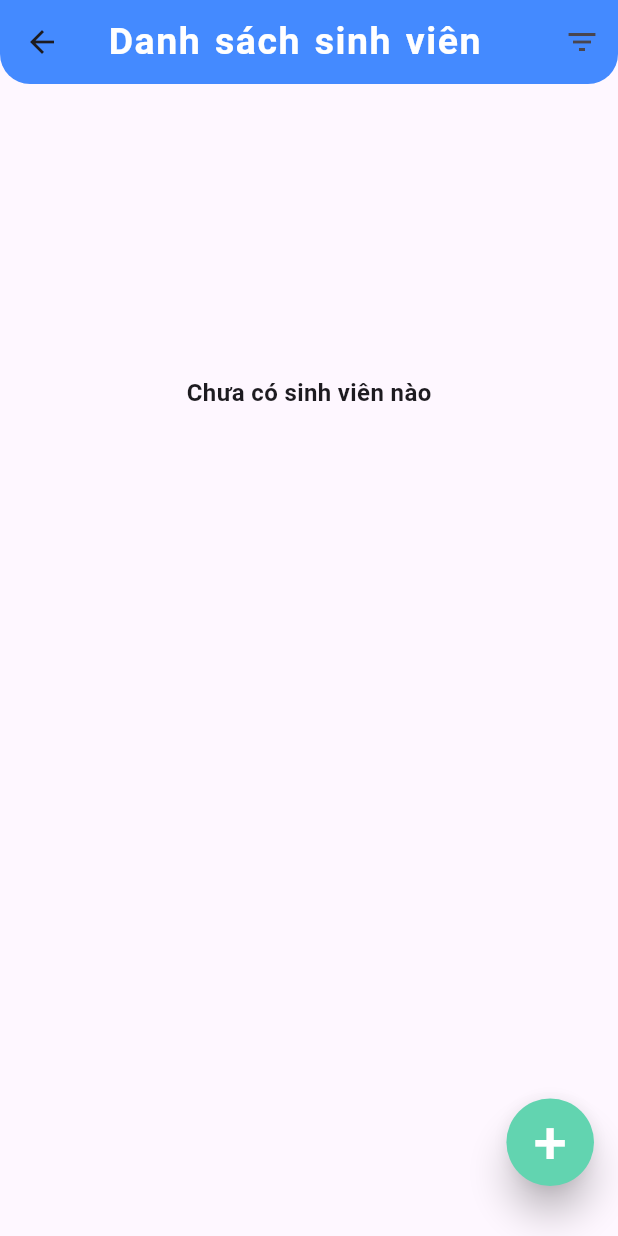
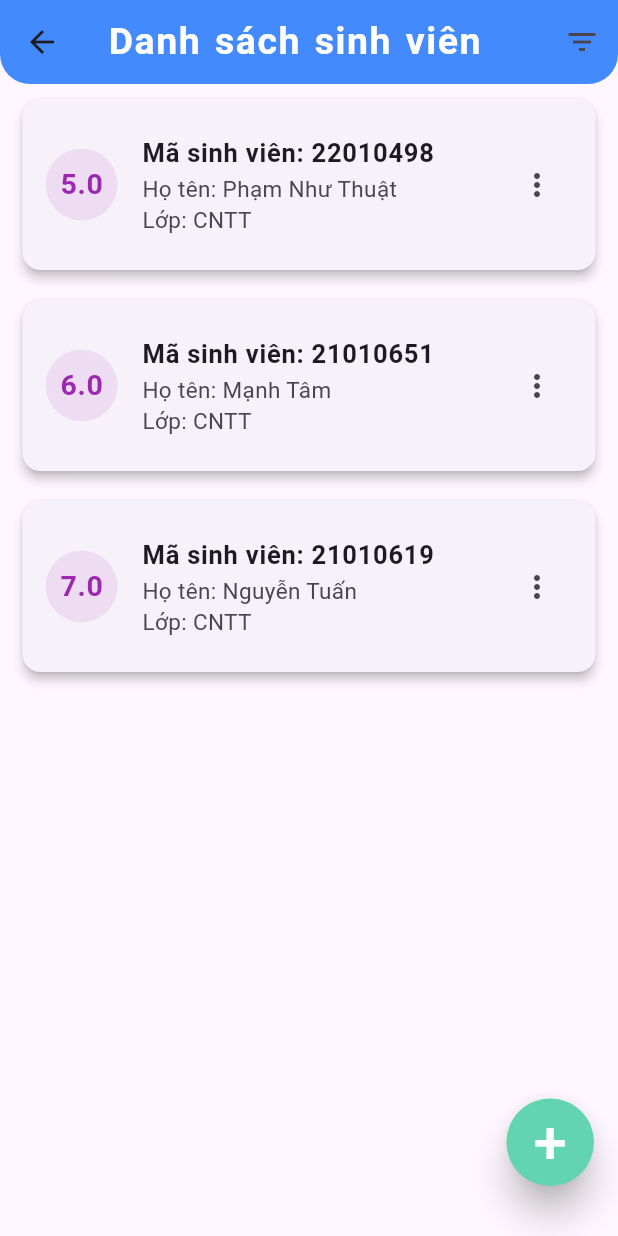
Before and after one commit to n4tsukii/bt-giua-ky, a Flutter app: the ql_sinhvien screen opened directly, on a phone screen of 412 x 824 dp. Run offline on Flutter 3.47's test engine with Material 3 defaults, Android fonts, the phone set to English and light mode, and no system bars.

Commit message:
Revert "update chut"
This reverts commit f58323f3fd3f437ff9ec9d3564ef61f292b79fd4.

```diff
--- a/lib/models/sinhvien.dart
+++ b/lib/models/sinhvien.dart
@@ -6,13 +6,13 @@ import 'diem.dart';
 class SinhVien {
   late final int maSV;
   late final String hoten;
-  double average;
+  double diem;
   late final String lop;
 
   SinhVien({
     required this.maSV,
     required this.hoten,
-    required this.average,
+    required this.diem,
     required this.lop,
 
   });
@@ -21,14 +21,14 @@ class SinhVien {
 class StudentProvider with ChangeNotifier {
   double threshold = 0.0;
   List<SinhVien> dsSV = [
-    SinhVien(maSV: 22010498, hoten: "Phạm Như Thuật", average: 0, lop: "CNTT"),
-    SinhVien(maSV: 21010651, hoten: "Mạnh Tâm", average: 0, lop: "CNTT"),
-    SinhVien(maSV: 21010619, hoten: "Nguyễn Tuấn", average: 0, lop: "CNTT")
+    SinhVien(maSV: 22010498, hoten: "Phạm Như Thuật", diem: 5, lop: "CNTT"),
+    SinhVien(maSV: 21010651, hoten: "Mạnh Tâm", diem: 6, lop: "CNTT"),
+    SinhVien(maSV: 21010619, hoten: "Nguyễn Tuấn", diem: 7, lop: "CNTT")
   ];
   List<SinhVien> get currentStudent => filterStudents(threshold);
 
   void addStudent(int maSV, String hoten, double diem, String lop) {
-    SinhVien newStudent = SinhVien(maSV: maSV, hoten: hoten, average: diem, lop: lop);
+    SinhVien newStudent = SinhVien(maSV: maSV, hoten: hoten, diem: diem, lop: lop);
     dsSV.add(newStudent);
     notifyListeners();
   }
@@ -45,12 +45,12 @@ class StudentProvider with ChangeNotifier {
   }
 
   List<SinhVien> filterStudents(double threshold) {
-    return dsSV.where((student) => student.average > threshold).toList();
+    return dsSV.where((student) => student.diem > threshold).toList();
   }
   void updateStudentAverage(BuildContext context ,int maSV){
     double average = Provider.of<DiemProvider>(context, listen: false).getDiemTrungBinh(maSV);
     SinhVien student = dsSV.firstWhere((student) => student.maSV == maSV);
-    student.average = average;
+    student.diem = average;
     notifyListeners();
   }
 }
--- a/lib/widgets/sinhvien/display_listSV.dart
+++ b/lib/widgets/sinhvien/display_listSV.dart
@@ -37,7 +37,7 @@ class _DanhSachSinhVienState extends State<DanhSachSinhVien> {
                             color: Colors.purple.withOpacity(0.1),
                           ),
                           child: Text(
-                            student.average.toString(),
+                            student.diem.toString(),
                             style: const TextStyle(
                               fontWeight: FontWeight.bold,
                               fontSize: 19,
--- a/lib/widgets/sinhvien/editSV.dart
+++ b/lib/widgets/sinhvien/editSV.dart
@@ -14,7 +14,7 @@ class EditStudentScreen extends StatelessWidget {
 
     final maController = TextEditingController(text: student.maSV.toString());
     final hoVaTenController = TextEditingController(text: student.hoten);
-    final diemTotNghiepController = TextEditingController(text: student.average.toString());
+    final diemTotNghiepController = TextEditingController(text: student.diem.toString());
     final lopController = TextEditingController(text: student.lop);
 
     return Consumer<StudentProvider>(
@@ -60,7 +60,7 @@ class EditStudentScreen extends StatelessWidget {
                 int newMaSV = maController.text.isNotEmpty ? int.parse(maController.text) : student.maSV;
                 String newHoten = hoVaTenController.text.isNotEmpty ? hoVaTenController.text : student.hoten;
                 String newLop = lopController.text.isNotEmpty ? lopController.text : student.lop;
-                double newDiem = diemTotNghiepController.text.isNotEmpty ? double.parse(diemTotNghiepController.text) : student.average;
+                double newDiem = diemTotNghiepController.text.isNotEmpty ? double.parse(diemTotNghiepController.text) : student.diem;
 
                 _deleteStudent(context, student);
                 Provider.of<StudentProvider>(context, listen: false)
```
Also changed, not shown: lib/widgets/ql_diem.dart (+4 -4 lines).
